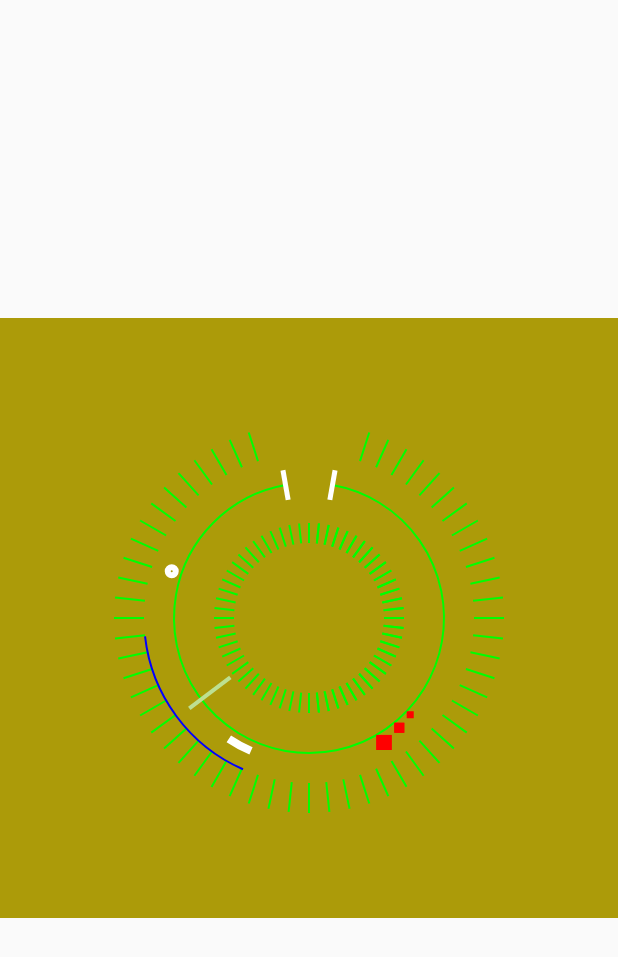
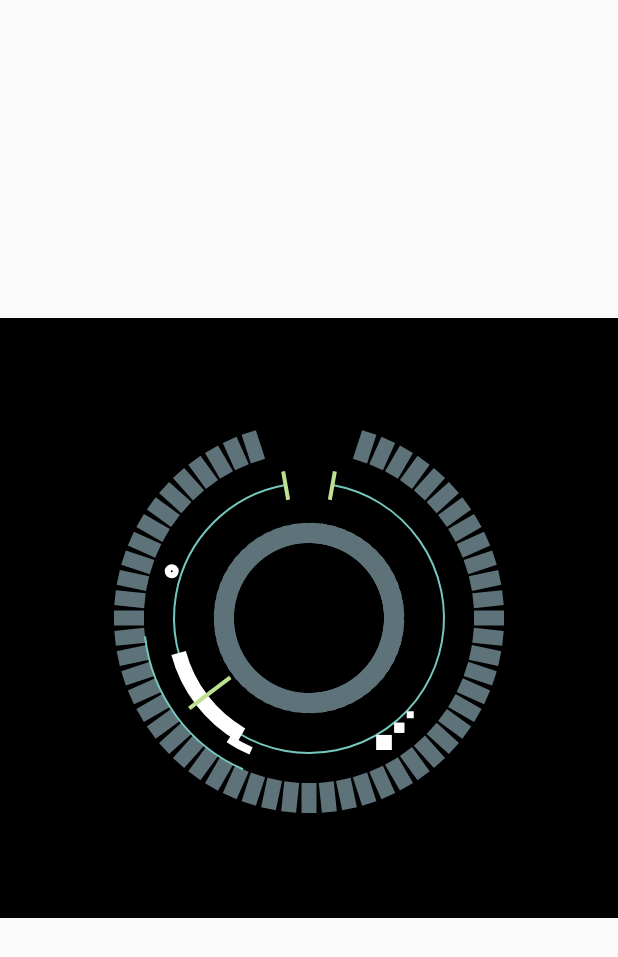
Before and after one commit to 06110902002/Android_UIKit, an Android app: the ArcAnimActivity screen opened directly, with no data from a screen before it, on a phone screen of 412 x 824 dp. Shown: the top 957 px of the screen. Run offline under Robolectric (Android 15) with nearby library versions, the phone set to English and light mode, and no system bars; 3 statements that could not run were skipped.

Commit message:
添加线动画

```diff
--- a/app/src/main/java/com/check/viewdraghelper/arcloadview/ArcLoadView.java
+++ b/app/src/main/java/com/check/viewdraghelper/arcloadview/ArcLoadView.java
@@ -15,6 +15,7 @@ import android.security.ConfirmationNotAvailableException;
 import android.util.AttributeSet;
 import android.view.View;
 import android.view.animation.DecelerateInterpolator;
+import android.view.animation.TranslateAnimation;
 
 import androidx.annotation.Nullable;
 
@@ -46,6 +47,7 @@ public class ArcLoadView extends View {
     private float swingAngle;            //摆动圆弧转动角度
     private float outCirlceScaleBigRadius;  //外环放大动画半径
     private float outCircleOriginRadius;   //原始半径
+    private Path midCircleMarkPath;
     private float innerCircleRadius;
     private RectF outArcRect;
     private int width;
@@ -61,6 +63,14 @@ public class ArcLoadView extends View {
     private RectF middleCirlceSwingRect;  //中圆环摆动的弧形矩形框
     private RectF innerCirlceSwingRect;  //内圆环摆动的弧形矩形框
     private int swingLingOffSet;
+    private Path line1AnimPath;
+    private Path line1Path;
+    private boolean lineOriginStatus = true;
+    private Path line2AnimPath;
+    private Path line2Path;
+    private PathMeasure line1Measure;
+    private PathMeasure line2Measure;
+
 
 
 
@@ -122,6 +132,16 @@ public class ArcLoadView extends View {
         outCirclePointPath = new Path();
         swingLingOffSet = Utils.dp2px(context,20);
 
+        line1AnimPath = new Path();
+        line1Path = new Path();
+        line1Measure = new PathMeasure();
+
+        line2AnimPath = new Path();
+        line2Path = new Path();
+        line2Measure = new PathMeasure();
+
+        midCircleMarkPath = new Path();
+
         startAnim();
 
     }
@@ -134,6 +154,7 @@ public class ArcLoadView extends View {
                 startOutCirlceGraduateLineAnim();
                 startSwingAnim();
                 startOutCirclePointSwingAnim();
+                startNotchLineAnim();
             }
         },1000);
     }
@@ -143,6 +164,26 @@ public class ArcLoadView extends View {
         super.onLayout(changed, left, top, right, bottom);
         width = getWidth();
         height = getHeight();
+
+        //第一条线的起始点坐标
+        float startX  = (float)(width / 2) + (float) Math.sin(arc2Angle(10)) * (innerCircleRadius * 5 + graduateLineLength / 2.0f);
+        float startY = (float)(height / 2) - (float) Math.cos(arc2Angle(10)) * (innerCircleRadius * 5 + graduateLineLength / 2.0f );
+        float stopX1 = (float)(width / 2) + (float) Math.sin(arc2Angle(10)) * (innerCircleRadius - graduateLineLength / 2.0f);
+        float stopY1 = (float)(height / 2) - (float) Math.cos(arc2Angle(10)) * (innerCircleRadius - graduateLineLength / 2.0f);
+
+        line1Path.moveTo(startX,startY);
+        line1Path.lineTo(stopX1,stopY1);
+        line1Measure.setPath(line1Path,false);
+
+        //第二条线的起始点坐标
+        float startX2  = (float)(width / 2) + (float) Math.sin(arc2Angle(350)) * (innerCircleRadius * 5 + graduateLineLength / 2.0f);
+        float startY2 = (float)(height / 2) - (float) Math.cos(arc2Angle(350)) * (innerCircleRadius * 5 + graduateLineLength / 2.0f );
+        float stopX2 = (float)(width / 2) + (float) Math.sin(arc2Angle(350)) * (innerCircleRadius - graduateLineLength / 2.0f);
+        float stopY2 = (float)(height / 2) - (float) Math.cos(arc2Angle(350)) * (innerCircleRadius - graduateLineLength / 2.0f);
+
+        line2Path.moveTo(startX2,startY2);
+        line2Path.lineTo(stopX2,stopY2);
+        line2Measure.setPath(line2Path,false);
     }
 
     @Override
@@ -152,6 +193,16 @@ public class ArcLoadView extends View {
         drawPointRect(canvas);
         drawCircleGraduate(canvas);
         drawIndexArc(canvas);
+        drawMidNotchLine(canvas);
+    }
+
+    /**
+     * 画中环缺口线
+     * @param canvas
+     */
+    private void drawMidNotchLine(Canvas canvas){
+        canvas.drawPath(line1AnimPath,indexPaint);
+        canvas.drawPath(line2AnimPath,indexPaint);
 
     }
 
@@ -160,21 +211,78 @@ public class ArcLoadView extends View {
      * @param canvas
      */
     private void drawOutCircle(Canvas canvas){
+        outCirclePaint.setStrokeWidth(2);
+        outCirclePaint.setColor(Color.parseColor("#75C8BD"));
+
+        //画中圆环--带缺口
         canvas.drawPath(getThreePointPath(),outCirclePaint);
 
-        float startX = (float)(width / 2) + (float) Math.sin(arc2Angle(10)) * (innerCircleRadius + graduateLineLength / 2.0f);
-        float startY = (float)(height / 2) - (float) Math.cos(arc2Angle(10)) * (innerCircleRadius + graduateLineLength / 2.0f);
+        //画中圆环中间标记弧线
+        midCircleMarkPath.addArc(outArcRect,120,45);
+        outCirclePaint.setColor(Color.WHITE);
+        outCirclePaint.setStrokeWidth(15);
+        canvas.drawPath(midCircleMarkPath,outCirclePaint);
 
-        float stopX = (float)(width / 2) + (float) Math.sin(arc2Angle(10)) * (innerCircleRadius - graduateLineLength / 2.0f);
-        float stopY = (float)(height / 2) - (float) Math.cos(arc2Angle(10)) * (innerCircleRadius - graduateLineLength / 2.0f);
-        canvas.drawLine(startX, startY, stopX, stopY, animPaint);
+//        float startX = (float)(width / 2) + (float) Math.sin(arc2Angle(10)) * (innerCircleRadius + graduateLineLength / 2.0f);
+//        float startY = (float)(height / 2) - (float) Math.cos(arc2Angle(10)) * (innerCircleRadius + graduateLineLength / 2.0f);
+//
+//        float stopX = (float)(width / 2) + (float) Math.sin(arc2Angle(10)) * (innerCircleRadius - graduateLineLength / 2.0f);
+//        float stopY = (float)(height / 2) - (float) Math.cos(arc2Angle(10)) * (innerCircleRadius - graduateLineLength / 2.0f);
+//        canvas.drawLine(startX, startY, stopX, stopY, animPaint);
+//
+//        float startX1 = (float)(width / 2) + (float) Math.sin(arc2Angle(350)) * (innerCircleRadius + graduateLineLength / 2.0f);
+//        float startY1 = (float)(height / 2) - (float) Math.cos(arc2Angle(350)) * (innerCircleRadius + graduateLineLength / 2.0f);
+//
+//        float stopX1 = (float)(width / 2) + (float) Math.sin(arc2Angle(350)) * (innerCircleRadius - graduateLineLength / 2.0f);
+//        float stopY1 = (float)(height / 2) - (float) Math.cos(arc2Angle(350)) * (innerCircleRadius - graduateLineLength / 2.0f);
+//        canvas.drawLine(startX1, startY1, stopX1, stopY1, animPaint);
+    }
 
-        float startX1 = (float)(width / 2) + (float) Math.sin(arc2Angle(350)) * (innerCircleRadius + graduateLineLength / 2.0f);
-        float startY1 = (float)(height / 2) - (float) Math.cos(arc2Angle(350)) * (innerCircleRadius + graduateLineLength / 2.0f);
+    /**
+     * 启动中圆环缺口线动画
+     */
+    private void startNotchLineAnim(){
+        ValueAnimator mAnimator=ValueAnimator.ofFloat(0,line1Measure.getLength());
+        mAnimator.setDuration(2000);
+        mAnimator.setInterpolator(new DecelerateInterpolator());
+        mAnimator.addUpdateListener(new ValueAnimator.AnimatorUpdateListener() {
+            @Override
+            public void onAnimationUpdate(ValueAnimator animation) {
+                float start = (float) mAnimator.getAnimatedValue();
+                float end = start + line1Measure.getLength() / 20;
+                if(end > line1Measure.getLength()){
+                    end= line1Measure.getLength();
+                }
+                if((line1Measure.getLength() - start) >= line1Measure.getLength() / 20){
+                    line1AnimPath.reset();
+                }
+                //从 原始path中取出一段 放入目的path中（添加），并不会删除目的path中以前的数据
+                line1Measure.getSegment(start,end,line1AnimPath,true);
 
-        float stopX1 = (float)(width / 2) + (float) Math.sin(arc2Angle(350)) * (innerCircleRadius - graduateLineLength / 2.0f);
-        float stopY1 = (float)(height / 2) - (float) Math.cos(arc2Angle(350)) * (innerCircleRadius - graduateLineLength / 2.0f);
-        canvas.drawLine(startX1, startY1, stopX1, stopY1, animPaint);
+            }
+        });
+        mAnimator.start();
+
+        ValueAnimator mAnimator2=ValueAnimator.ofFloat(0,line2Measure.getLength());
+        mAnimator2.setDuration(2000);
+        mAnimator2.setInterpolator(new DecelerateInterpolator());
+        mAnimator2.addUpdateListener(new ValueAnimator.AnimatorUpdateListener() {
+            @Override
+            public void onAnimationUpdate(ValueAnimator animation) {
+                float start = (float) mAnimator.getAnimatedValue();
+                float end = start + line2Measure.getLength() / 20;
+                if(end > line2Measure.getLength()){
+                    end= line2Measure.getLength();
+                }
+                if((line2Measure.getLength() - start) >= line2Measure.getLength() / 20){
+                    line2AnimPath.reset();
+                }
+                line2Measure.getSegment(start,end,line2AnimPath,true);
+
+            }
+        });
+        mAnimator2.start();
+
     }
 
     /**
@@ -204,7 +312,7 @@ public class ArcLoadView extends View {
         //画外圆刻度圆环
         float evenryDegrees = arc2Angle(6.0f);
         Point centerPos = new Point(width / 2 ,height / 2);
-
+        outCirclePaint.setColor(Color.parseColor("#5E7379"));
         for (int i = 0; i < 60; i++) {
             float degrees = i * evenryDegrees;
             if (i >= 0 && i < 3 ) {
@@ -254,7 +362,7 @@ public class ArcLoadView extends View {
                 startPos.y + innerCircleRadius + (float)(innerCircleRadius * Math.sin(arc2Angle(threeAngle))) + innerCircleWidth), Path.Direction.CCW);
 
         Paint rectPaint = new Paint();
-        rectPaint.setColor(Color.RED);
+        rectPaint.setColor(Color.WHITE);
         rectPaint.setStyle(Paint.Style.FILL);
         rectPaint.setStrokeWidth(3);
         canvas.drawPath(rectpath,rectPaint);
@@ -284,7 +392,7 @@ public class ArcLoadView extends View {
     private void drawIndexArc(Canvas canvas){
 
         //画在外环摆动的圆环
-        indexPaint.setColor(Color.BLUE);
+        indexPaint.setColor(Color.parseColor("#75C8BD"));
         indexPaint.setStrokeWidth(Utils.dp2px(context,1));
 
         RectF outArcRect = new RectF(
--- a/app/src/main/res/layout/layout_arcanim.xml
+++ b/app/src/main/res/layout/layout_arcanim.xml
@@ -13,7 +13,7 @@
         android:background="#554466"/>
 
     <com.check.viewdraghelper.arcloadview.ArcLoadView
-        android:background="#ac9b09"
+        android:background="#000000"
         android:layout_width="match_parent"
         android:layout_height="400dp" />
 
```
